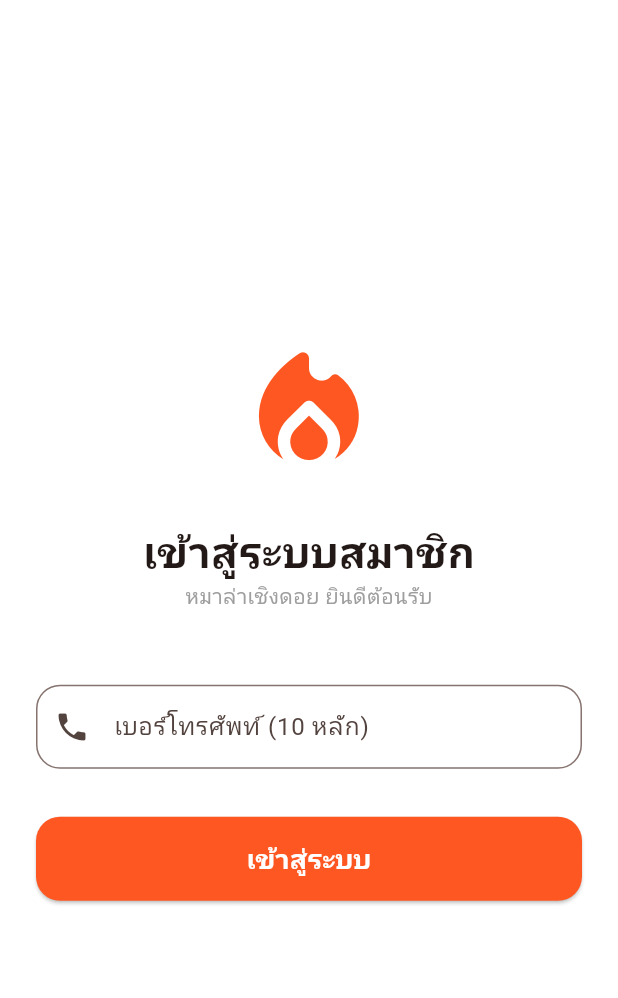
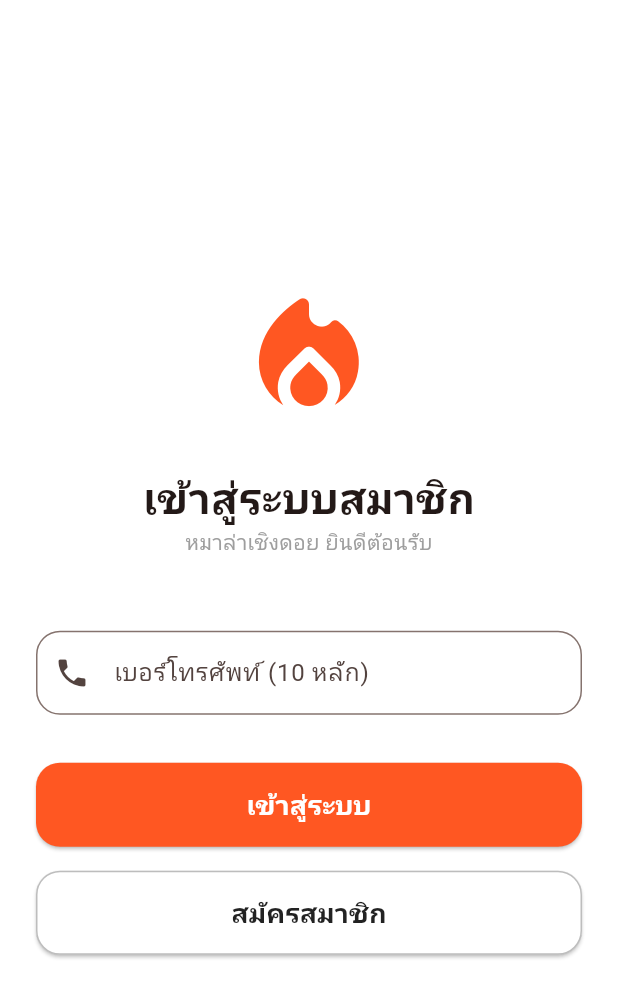
Before and after one commit to navyline/mala-flutter, a Flutter app: the screen it shows after launch, on a phone screen of 412 x 824 dp. Shown: the top 998 px of the screen. Run offline on Flutter 3.47's test engine with Material 3 defaults, Android fonts, the phone set to English and light mode, and no system bars; our stand-ins replace flutter_dotenv, qr_flutter, shared_preferences.

Commit message:
Add registration screen and functionality for user sign-up

```diff
--- a/lib/screens/login_screen.dart
+++ b/lib/screens/login_screen.dart
@@ -4,6 +4,7 @@ import 'package:http/http.dart' as http;
 import 'package:shared_preferences/shared_preferences.dart';
 import '../services/api_service.dart';
 import 'home_screen.dart';
+import 'register_screen.dart';
 
 /// [LoginScreen] provides a user interface for member authentication.
 /// It utilizes phone-based login and manages session tokens.
@@ -112,6 +113,8 @@ class _LoginScreenState extends State<LoginScreen> {
                 _buildPhoneInput(),
                 const SizedBox(height: 32),
                 _buildLoginButton(),
+                const SizedBox(height: 16),
+                _buildRegisterButton(),
               ],
             ),
           ),
@@ -182,4 +185,38 @@ class _LoginScreenState extends State<LoginScreen> {
       ),
     );
   }
+
+  Widget _buildRegisterButton() {
+    return SizedBox(
+      width: double.infinity,
+      height: 56,
+      child: ElevatedButton(
+        onPressed: () {
+          Navigator.push(
+            context,
+            MaterialPageRoute(builder: (context) => const RegisterScreen()),
+          );
+        },
+        style: ElevatedButton.styleFrom(
+          backgroundColor: Colors.white,
+          side: const BorderSide(
+            color: Colors.black26,
+          ), // Subtle outline for emphasis
+          shape: RoundedRectangleBorder(
+            borderRadius: BorderRadius.circular(16),
+          ),
+        ),
+        child: _isLoading
+            ? const CircularProgressIndicator(color: Colors.white)
+            : const Text(
+                'สมัครสมาชิก',
+                style: TextStyle(
+                  fontSize: 18,
+                  fontWeight: FontWeight.bold,
+                  color: Colors.black87,
+                ),
+              ),
+      ),
+    );
+  }
 }
```
Also changed, not shown: lib/screens/register_screen.dart (added, +191 -0 lines).
